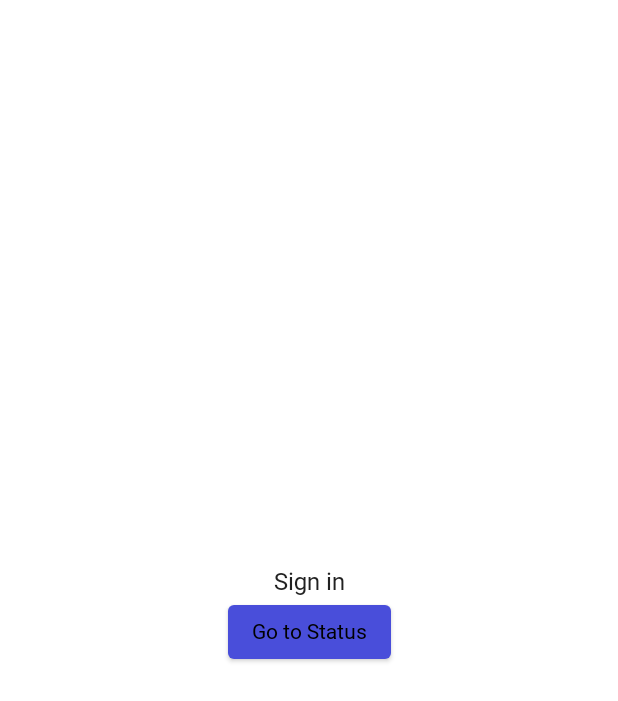
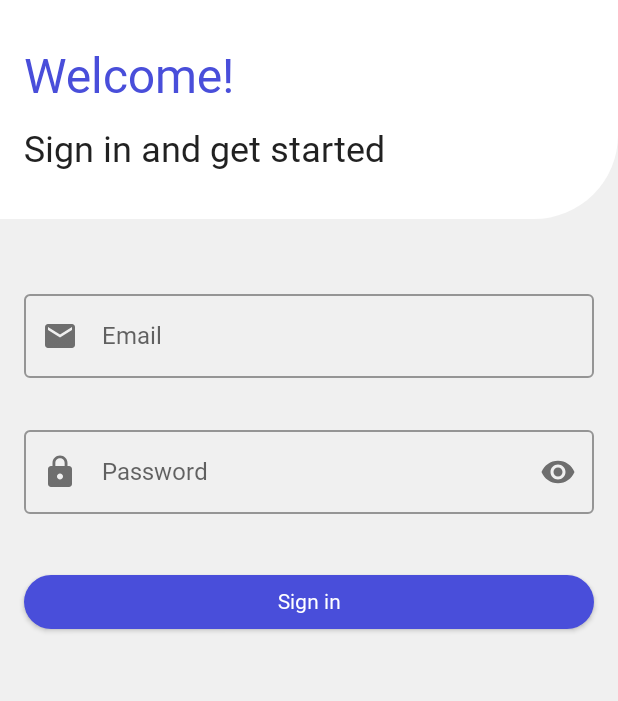
Before and after one commit to SalarioAdmin/Salario-Android, an Android app built with Jetpack Compose: the screen it shows after launch (ContainerActivity), after a tap on "Sign in", on a phone screen of 412 x 824 dp. Shown: the top 701 px of the screen. Run offline under Robolectric (Android 15) with nearby library versions, the phone set to English and light mode, and no system bars; our stand-ins replace constraintlayout-compose.

Commit message:
Sign in UI - start

```diff
--- a/app/build.gradle
+++ b/app/build.gradle
@@ -69,6 +69,7 @@ dependencies {
     implementation "androidx.navigation:navigation-compose:2.4.0-beta02"
     implementation "androidx.activity:activity-compose:1.4.0"
     implementation "com.google.android.material:compose-theme-adapter:1.1.0"
+    implementation "androidx.compose.material:material-icons-extended:1.0.5"
     implementation "androidx.compose.ui:ui-tooling-preview:1.0.5"
     implementation "androidx.constraintlayout:constraintlayout-compose:1.0.0-rc02"
 
--- /dev/null
+++ b/app/src/main/java/io/salario/app/presentation/customui/WelcomeCard.kt
@@ -0,0 +1,50 @@
+package io.salario.app.presentation.customui
+
+import androidx.compose.foundation.background
+import androidx.compose.foundation.layout.*
+import androidx.compose.foundation.shape.RoundedCornerShape
+import androidx.compose.material.MaterialTheme
+import androidx.compose.material.Text
+import androidx.compose.runtime.Composable
+import androidx.compose.ui.Modifier
+import androidx.compose.ui.graphics.Color
+import androidx.compose.ui.unit.dp
+
+@Composable
+fun WelcomeCard(title: String, subtitle: String, bgColor: Color, modifier: Modifier = Modifier) {
+    Column(
+        modifier = modifier
+            .fillMaxWidth()
+            .background(bgColor, RoundedCornerShape(bottomEnd = 56.dp))
+            .padding(horizontal = 16.dp)
+    ) {
+        Spacer(
+            modifier = Modifier
+                .fillMaxWidth()
+                .height(32.dp)
+        )
+
+        Text(
+            text = title,
+            style = MaterialTheme.typography.h1,
+            color = MaterialTheme.colors.primary
+        )
+
+        Spacer(
+            modifier = Modifier
+                .fillMaxWidth()
+                .height(16.dp)
+        )
+
+        Text(
+            text = subtitle,
+            style = MaterialTheme.typography.subtitle1
+        )
+
+        Spacer(
+            modifier = Modifier
+                .fillMaxWidth()
+                .height(32.dp)
+        )
+    }
+}
--- /dev/null
+++ b/app/src/main/java/io/salario/app/presentation/customui/textfields/EmailTextField.kt
@@ -0,0 +1,89 @@
+package io.salario.app.presentation.customui.textfields
+
+import androidx.compose.foundation.layout.Column
+import androidx.compose.foundation.layout.fillMaxWidth
+import androidx.compose.foundation.layout.padding
+import androidx.compose.foundation.text.KeyboardActions
+import androidx.compose.foundation.text.KeyboardOptions
+import androidx.compose.material.Icon
+import androidx.compose.material.MaterialTheme
+import androidx.compose.material.OutlinedTextField
+import androidx.compose.material.Text
+import androidx.compose.material.icons.Icons
+import androidx.compose.material.icons.filled.Email
+import androidx.compose.runtime.Composable
+import androidx.compose.runtime.getValue
+import androidx.compose.runtime.mutableStateOf
+import androidx.compose.runtime.remember
+import androidx.compose.ui.Modifier
+import androidx.compose.ui.focus.FocusRequester
+import androidx.compose.ui.graphics.Color
+import androidx.compose.ui.text.input.ImeAction
+import androidx.compose.ui.text.input.KeyboardType
+import androidx.compose.ui.tooling.preview.Preview
+import androidx.compose.ui.unit.dp
+import io.salario.app.presentation.theme.Purple500
+
+@Composable
+fun EmailTextField(
+    modifier: Modifier = Modifier,
+    state: TextFieldState,
+    maxLength: Int = 30,
+    nextFocusRequester: FocusRequester? = null
+) {
+    val maxPasswordLength by remember { mutableStateOf(maxLength) }
+
+    Column(
+        modifier = modifier
+            .fillMaxWidth()
+            .padding(horizontal = 16.dp)
+    ) {
+        OutlinedTextField(
+            modifier = Modifier.fillMaxWidth(),
+            value = state.text,
+            label = { Text("Email", style = MaterialTheme.typography.body1) },
+            keyboardOptions = KeyboardOptions(keyboardType = KeyboardType.Email),
+            singleLine = true,
+            isError = state.error != null,
+            leadingIcon = {
+                Icon(
+                    imageVector = Icons.Default.Email,
+                    contentDescription = "Email icon"
+                )
+            },
+            onValueChange = {
+                if (it.length <= maxPasswordLength) {
+                    state.updateText(it)
+                }
+            }
+//            keyboardActions = KeyboardActions(
+//                onNext = {
+//                    state.validate()
+//                    nextFocusRequester?.requestFocus()
+//                },
+//                onDone = {
+//                    state.validate()
+//                }
+//            ),
+//            keyboardOptions = KeyboardOptions(
+//                imeAction = if (nextFocusRequester != null)
+//                    ImeAction.Next else ImeAction.Done
+//            )
+        )
+
+        state.error?.let {
+            Text(it, color = Color.Red)
+        } ?: run {
+            Text("")
+        }
+    }
+}
+
+@Preview
+@Composable
+fun PreviewEmailTextField() {
+    val emailState = rememberTextFieldState(
+        initialText = "",
+        validate = { null })
+    EmailTextField(state = emailState)
+}
--- /dev/null
+++ b/app/src/main/java/io/salario/app/presentation/customui/textfields/PasswordTextField.kt
@@ -0,0 +1,94 @@
+package io.salario.app.presentation.customui.textfields
+
+import androidx.compose.foundation.layout.Column
+import androidx.compose.foundation.layout.fillMaxWidth
+import androidx.compose.foundation.layout.padding
+import androidx.compose.foundation.text.KeyboardActions
+import androidx.compose.foundation.text.KeyboardOptions
+import androidx.compose.material.*
+import androidx.compose.material.icons.Icons
+import androidx.compose.material.icons.filled.Lock
+import androidx.compose.material.icons.filled.Visibility
+import androidx.compose.material.icons.filled.VisibilityOff
+import androidx.compose.runtime.*
+import androidx.compose.ui.Modifier
+import androidx.compose.ui.graphics.Color
+import androidx.compose.ui.text.input.KeyboardType
+import androidx.compose.ui.text.input.PasswordVisualTransformation
+import androidx.compose.ui.text.input.VisualTransformation
+import androidx.compose.ui.tooling.preview.Preview
+import androidx.compose.ui.unit.dp
+
+@Composable
+fun PasswordTextField(
+    modifier: Modifier = Modifier,
+    state: TextFieldState,
+    maxLength: Int = 14
+) {
+    var showPassword by remember { mutableStateOf(false) }
+    val maxPasswordLength by remember { mutableStateOf(maxLength) }
+
+    Column(
+        modifier = modifier
+            .fillMaxWidth()
+            .padding(horizontal = 16.dp)
+    ) {
+
+        OutlinedTextField(
+            modifier = Modifier.fillMaxWidth(),
+            value = state.text,
+            label = { Text("Password", style = MaterialTheme.typography.body1) },
+            visualTransformation = if (showPassword)
+                VisualTransformation.None else PasswordVisualTransformation(),
+            keyboardOptions = KeyboardOptions(keyboardType = KeyboardType.Password),
+            singleLine = true,
+            isError = state.error != null,
+            leadingIcon = {
+                Icon(
+                    imageVector = Icons.Default.Lock,
+                    contentDescription = "Lock icon"
+                )
+            },
+            trailingIcon = {
+                val image =
+                    if (showPassword) Icons.Filled.VisibilityOff else Icons.Filled.Visibility
+                IconButton(onClick = {
+                    showPassword = !showPassword
+                }) {
+                    Icon(
+                        imageVector = image,
+                        contentDescription = if (showPassword)
+                            "Visibility icon off" else "Visibility icon on"
+                    )
+                }
+            },
+            onValueChange = {
+                if (it.length <= maxPasswordLength) {
+                    state.apply {
+                        updateText(it)
+                        validate()
+                    }
+                }
+            },
+            keyboardActions = KeyboardActions {
+                state.validate()
+            }
+
+        )
+
+        state.error?.let {
+            Text(it, color = Color.Red)
+        } ?: run {
+            Text("")
+        }
+    }
+}
+
+@Preview
+@Composable
+fun PreviewPasswordTextField() {
+    val passwordState = rememberTextFieldState(
+        initialText = "",
+        validate = { null })
+    PasswordTextField(state = passwordState)
+}
--- /dev/null
+++ b/app/src/main/java/io/salario/app/presentation/customui/textfields/TextFieldState.kt
@@ -0,0 +1,46 @@
+package io.salario.app.presentation.customui.textfields
+
+import androidx.compose.runtime.Composable
+import androidx.compose.runtime.getValue
+import androidx.compose.runtime.mutableStateOf
+import androidx.compose.runtime.saveable.rememberSaveable
+import androidx.compose.runtime.setValue
+
+@Composable
+fun rememberTextFieldState(
+    initialText: String,
+    validate: (String) -> String? = { null },
+): TextFieldState {
+    return rememberSaveable(saver = TextFieldState.Saver(validate)) {
+        TextFieldState(initialText, validate)
+    }
+}
+
+class TextFieldState(
+    initialText: String,
+    private val validator: (String) -> String?,
+) {
+    var text by mutableStateOf(initialText)
+        private set
+
+    var error by mutableStateOf<String?>(null)
+        private set
+
+    fun updateText(newValue: String) {
+        text = newValue
+        error = null
+    }
+
+    fun validate() {
+        error = validator(text)
+    }
+
+    companion object {
+        fun Saver(
+            validate: (String) -> String?,
+        ) = androidx.compose.runtime.saveable.Saver<TextFieldState, String>(
+            save = { it.text },
+            restore = { TextFieldState(it, validate) }
+        )
+    }
+}
--- a/app/src/main/java/io/salario/app/presentation/screens/IntroScreen.kt
+++ b/app/src/main/java/io/salario/app/presentation/screens/IntroScreen.kt
@@ -63,7 +63,7 @@ fun IntroScreen(navController: NavController) {
 
         Text(
             text = stringResource(id = R.string.intro_subtitle_text),
-            style = MaterialTheme.typography.subtitle1,
+            style = MaterialTheme.typography.subtitle2,
             modifier = Modifier
                 .padding(horizontal = 8.dp)
                 .constrainAs(subtitle) {
--- a/app/src/main/java/io/salario/app/presentation/screens/SignInScreen.kt
+++ b/app/src/main/java/io/salario/app/presentation/screens/SignInScreen.kt
@@ -1,29 +1,138 @@
 package io.salario.app.presentation.screens
 
-import androidx.compose.foundation.layout.Arrangement
-import androidx.compose.foundation.layout.Column
-import androidx.compose.foundation.layout.fillMaxSize
-import androidx.compose.material.Button
-import androidx.compose.material.Text
+import androidx.compose.foundation.background
+import androidx.compose.foundation.layout.fillMaxHeight
+import androidx.compose.foundation.layout.padding
 import androidx.compose.runtime.Composable
-import androidx.compose.ui.Alignment
+import androidx.compose.ui.ExperimentalComposeUiApi
 import androidx.compose.ui.Modifier
+import androidx.compose.ui.focus.FocusRequester
+import androidx.compose.ui.graphics.Color
+import androidx.compose.ui.res.stringResource
+import androidx.compose.ui.unit.dp
+import androidx.constraintlayout.compose.ConstraintLayout
 import androidx.navigation.NavController
+import com.salario.app.R
+import io.salario.app.presentation.customui.CornerRoundedButton
+import io.salario.app.presentation.customui.CornerRoundedButtonAppearance
+import io.salario.app.presentation.customui.WelcomeCard
+import io.salario.app.presentation.customui.textfields.EmailTextField
+import io.salario.app.presentation.customui.textfields.PasswordTextField
+import io.salario.app.presentation.customui.textfields.rememberTextFieldState
 import io.salario.app.presentation.navigation.Destination
+import io.salario.app.presentation.theme.White300
+import io.salario.app.utils.*
 
+@ExperimentalComposeUiApi
 @Composable
 fun SignInScreen(navController: NavController) {
-    Column(
+    ConstraintLayout(
         modifier = Modifier
-            .fillMaxSize(),
-        horizontalAlignment = Alignment.CenterHorizontally,
-        verticalArrangement = Arrangement.Center
+            .fillMaxHeight()
+            .background(White300)
     ) {
-        Text("Sign in")
-        Button(onClick = {
-            navController.navigate(Destination.StatusDestination.route)
-        }) {
-            Text(text = "Go to Status")
+        val (welcomeCard, emailTextField, passwordTextField, signInBtn) = createRefs()
+
+        val (passwordFocusRequester) = FocusRequester.createRefs()
+
+        WelcomeCard(
+            modifier = Modifier.constrainAs(welcomeCard) {
+                top.linkTo(parent.top)
+            },
+            title = stringResource(id = R.string.sign_in_title),
+            subtitle = stringResource(id = R.string.sign_in_subtitle),
+            bgColor = Color.White
+        )
+
+        val emailState = rememberTextFieldState(
+            initialText = "",
+            validate = { email ->
+                when {
+                    email.isEmpty() || email.isBlank() -> "Email should not be empty"
+                    !isValidEmail(email) -> "Please enter a valid Email address"
+                    else -> null
+                }
+            })
+
+        EmailTextField(
+            modifier = Modifier.constrainAs(emailTextField) {
+                top.linkTo(welcomeCard.bottom, margin = 42.dp)
+            },
+            state = emailState,
+            nextFocusRequester = passwordFocusRequester
+        )
+
+        val passwordState = rememberTextFieldState(
+            initialText = "",
+            validate = { password ->
+                if (password.isEmpty() || password.isBlank()) {
+                    "Password should not be empty"
+                } else {
+                    getPasswordValidationError(password)
+                }
+            })
+
+        PasswordTextField(
+            modifier = Modifier.constrainAs(passwordTextField) {
+                top.linkTo(emailTextField.bottom, margin = 8.dp)
+            },
+            state = passwordState
+        )
+
+        CornerRoundedButton(
+            modifier = Modifier
+                .constrainAs(signInBtn) {
+                    top.linkTo(passwordTextField.bottom, margin = 16.dp)
+                }
+                .padding(horizontal = 16.dp),
+            text = "Sign in",
+            appearance = CornerRoundedButtonAppearance.Filled,
+            onClick = {
+                emailState.validate()
+                passwordState.validate()
+
+                if (emailState.error == null && passwordState.error == null) {
+                    navController.navigate(Destination.StatusDestination.route)
+                }
+            }
+        )
+    }
+}
+
+fun getPasswordValidationError(password: String): String? {
+    return when (isValidPassword(password)) {
+        is PasswordValidationResult.PasswordOk -> {
+            null
+        }
+
+        is PasswordValidationResult.ErrorPasswordTooShort -> {
+            "Password should be minimum " +
+                    "$MIN_PASSWORD_LENGTH characters long."
+        }
+
+        is PasswordValidationResult.ErrorPasswordTooLong -> {
+            "Password should be maximum " +
+                    "$MAX_PASSWORD_LENGTH characters long."
+        }
+
+        is PasswordValidationResult.ErrorPasswordShouldContainLetters -> {
+            "Password should contain letters."
+        }
+
+        is PasswordValidationResult.ErrorPasswordShouldContainCapitalLetter -> {
+            "Password should contain at least one capital letter."
+        }
+
+        is PasswordValidationResult.ErrorPasswordShouldContainLowerCaseLetter -> {
+            "Password should contain at least one small letter."
+        }
+
+        is PasswordValidationResult.ErrorPasswordShouldContainNumber -> {
+            "Password should contain at least one number"
+        }
+
+        is PasswordValidationResult.ErrorPasswordShouldContainSpecialCharacter -> {
+            "Password should contain at least one special character"
         }
     }
 }
--- a/app/src/main/java/io/salario/app/presentation/theme/Color.kt
+++ b/app/src/main/java/io/salario/app/presentation/theme/Color.kt
@@ -7,3 +7,5 @@ val Purple500 = Color(0xFF494EDA)
 val Purple700 = Color(0xFF3B3AC2)
 val PurpleLight = Color(0xFF6D8BE9)
 val Green300 = Color(0xFF16D97E)
+val White300 = Color(0xFFF0F0F0)
+val GreyMaterialIconsDefault = Color(0xFF737373)
--- a/app/src/main/java/io/salario/app/presentation/theme/Type.kt
+++ b/app/src/main/java/io/salario/app/presentation/theme/Type.kt
@@ -27,6 +27,11 @@ val Typography = Typography(
     subtitle1 = TextStyle(
         fontFamily = fonts,
         fontWeight = FontWeight.Normal,
+        fontSize = 24.sp
+    ),
+    subtitle2 = TextStyle(
+        fontFamily = fonts,
+        fontWeight = FontWeight.Normal,
         fontSize = 16.sp
     ),
     body1 = TextStyle(
```
Also changed, not shown: app/src/main/java/io/salario/app/utils/InputValidations.kt (+28 -22 lines).
